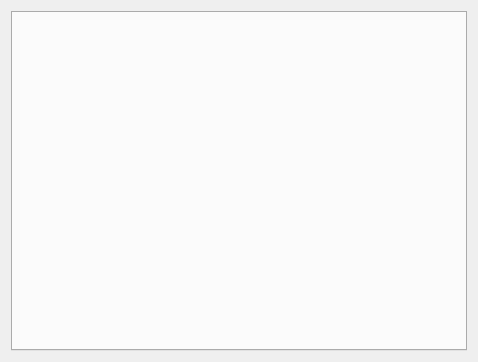
Above: ui/wbsignaldetectwidget.ui from nayouta/WBSignalDetectWidgetDll before the change. Below: the same form after it.
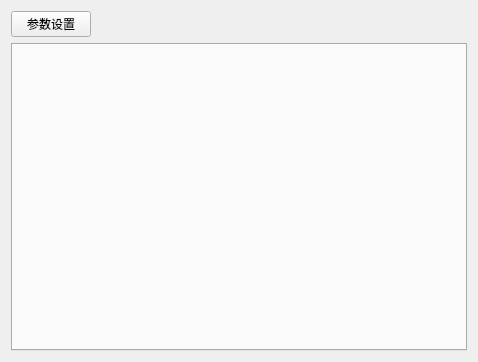
That is the form after the change.

Commit message: 增加参数配置窗口，包含识别是否为同一频点的参数，待加入，增加信号占用度相关计算，使用单一频点的测试可以获取其最高点位置频点

```diff
--- a/ui/wbsignaldetectwidget.ui
+++ b/ui/wbsignaldetectwidget.ui
@@ -15,6 +15,30 @@
   </property>
   <layout class="QGridLayout" name="gridLayout">
    <item row="0" column="0">
+    <layout class="QHBoxLayout" name="horizontalLayout" stretch="0,1">
+     <item>
+      <widget class="QPushButton" name="pushButton_ParamSet">
+       <property name="text">
+        <string>参数设置</string>
+       </property>
+      </widget>
+     </item>
+     <item>
+      <spacer name="horizontalSpacer">
+       <property name="orientation">
+        <enum>Qt::Horizontal</enum>
+       </property>
+       <property name="sizeHint" stdset="0">
+        <size>
+         <width>40</width>
+         <height>20</height>
+        </size>
+       </property>
+      </spacer>
+     </item>
+    </layout>
+   </item>
+   <item row="1" column="0">
     <widget class="QTabWidget" name="tabWidget_SignalDetectTable">
      <property name="currentIndex">
       <number>-1</number>
```
The commit also changes 11 other files.
